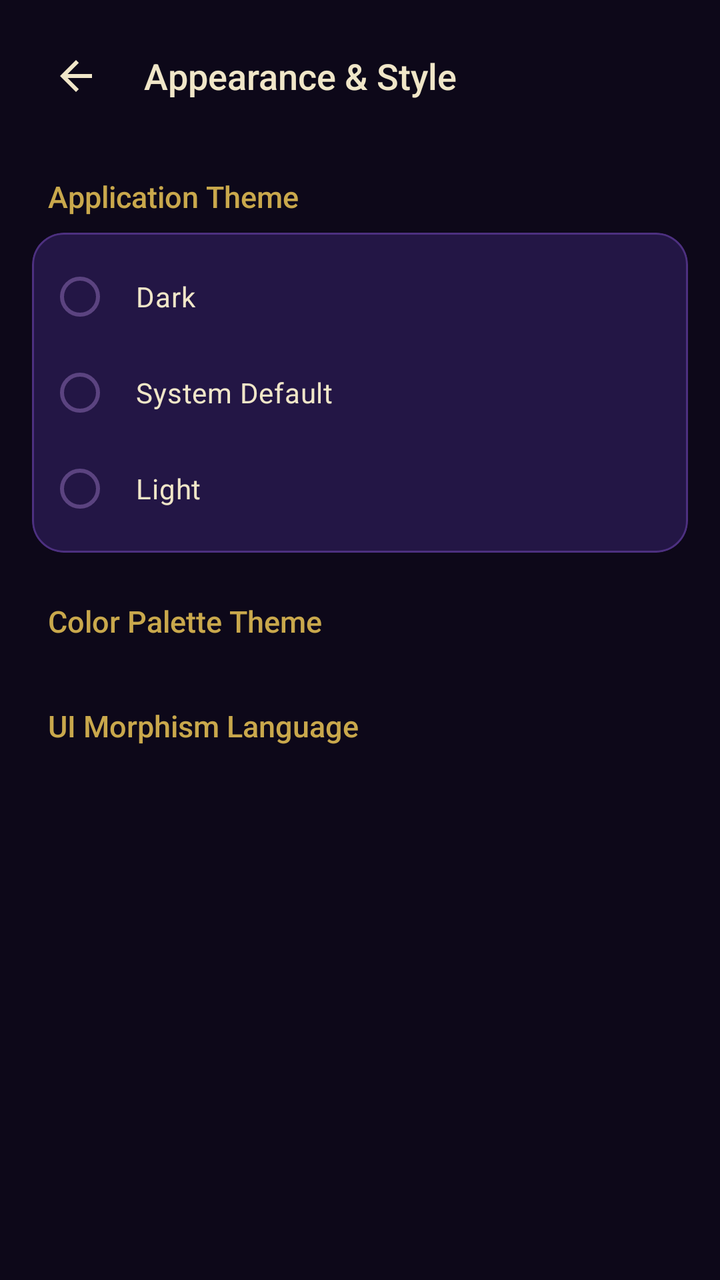
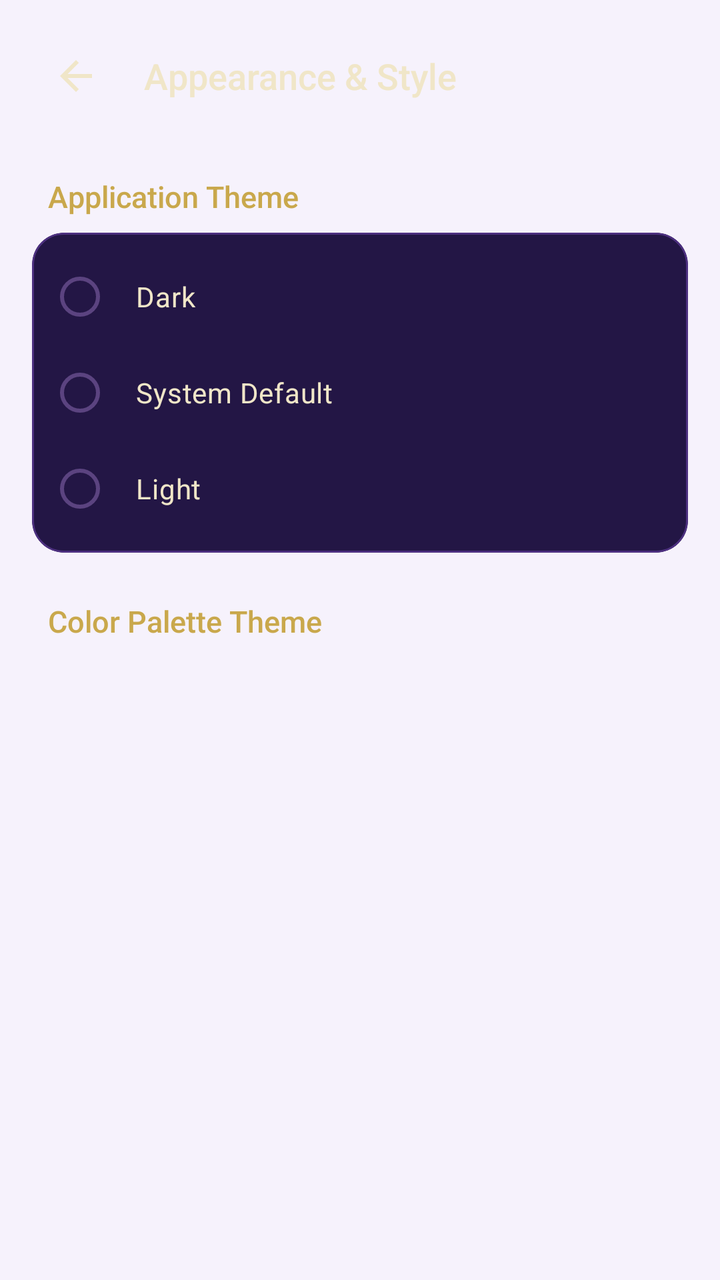

Two renders of the same Android screen: before a commit and after it. Below are the layout's source before the change and the commit's diff.
<!-- AndroidManifest.xml: application theme Theme.Swara -->
<!-- res/layout/fragment_settings.xml -->
<?xml version="1.0" encoding="utf-8"?>
<LinearLayout xmlns:android="http://schemas.android.com/apk/res/android"
    xmlns:app="http://schemas.android.com/apk/res-auto"
    android:id="@+id/layoutSettingsRoot"
    android:layout_width="match_parent"
    android:layout_height="match_parent"
    android:orientation="vertical"
    android:background="@color/swara_night">

    
    <LinearLayout
        android:id="@+id/headerSettings"
        android:layout_width="match_parent"
        android:layout_height="wrap_content"
        android:orientation="horizontal"
        android:gravity="center_vertical"
        android:paddingHorizontal="@dimen/dp_16"
        android:paddingTop="@dimen/dp_16"
        android:paddingBottom="@dimen/dp_12">

        <ImageButton
            android:id="@+id/btnBack"
            android:layout_width="44dp"
            android:layout_height="44dp"
            android:src="@drawable/ic_arrow_back"
            android:background="?attr/selectableItemBackgroundBorderless"
            app:tint="@color/swara_cream"
            android:contentDescription="@string/previous" />

        <TextView
            android:id="@+id/tvSettingsTitle"
            android:layout_width="0dp"
            android:layout_height="wrap_content"
            android:layout_weight="1"
            android:text="@string/appearance"
            android:textSize="@dimen/text_title_lg"
            android:textColor="@color/swara_text_primary"
            android:fontFamily="sans-serif-medium"
            android:layout_marginStart="@dimen/dp_12" />

    </LinearLayout>

    <androidx.core.widget.NestedScrollView
        android:layout_width="match_parent"
        android:layout_height="0dp"
        android:layout_weight="1"
        android:overScrollMode="never"
        android:paddingBottom="144dp">

        <LinearLayout
            android:layout_width="match_parent"
            android:layout_height="wrap_content"
            android:orientation="vertical">

            
            <TextView
                android:id="@+id/tvThemeHeader"
                android:layout_width="wrap_content"
                android:layout_height="wrap_content"
                android:text="@string/theme_title"
                android:textSize="@dimen/text_title_md"
                android:textColor="@color/swara_gold"
                android:fontFamily="sans-serif-medium"
                android:paddingHorizontal="@dimen/dp_24"
                android:paddingTop="@dimen/dp_16"
                android:paddingBottom="@dimen/dp_8" />

            <com.google.android.material.card.MaterialCardView
                android:id="@+id/cardThemeContainer"
                android:layout_width="match_parent"
                android:layout_height="wrap_content"
                android:layout_marginHorizontal="@dimen/dp_16"
                android:layout_marginBottom="@dimen/dp_16"
                app:cardBackgroundColor="@color/swara_surface_2"
                app:cardCornerRadius="@dimen/radius_md"
                app:strokeColor="@color/swara_glass_stroke"
                app:strokeWidth="@dimen/border_regular">

                <RadioGroup
                    android:id="@+id/rgTheme"
                    android:layout_width="match_parent"
                    android:layout_height="wrap_content"
                    android:orientation="vertical"
                    android:padding="@dimen/dp_8">

                    <RadioButton
                        android:id="@+id/rbThemeDark"
                        android:layout_width="match_parent"
                        android:layout_height="wrap_content"
                        android:text="@string/theme_dark"
                        android:textColor="@color/swara_text_primary"
                        android:textSize="@dimen/text_body_md"
                        android:padding="@dimen/dp_12"
                        android:buttonTint="@color/swara_gold" />

                    <RadioButton
                        android:id="@+id/rbThemeSystem"
                        android:layout_width="match_parent"
                        android:layout_height="wrap_content"
                        android:text="@string/theme_system"
                        android:textColor="@color/swara_text_primary"
                        android:textSize="@dimen/text_body_md"
                        android:padding="@dimen/dp_12"
                        android:buttonTint="@color/swara_gold" />

                    <RadioButton
                        android:id="@+id/rbThemeLight"
                        android:layout_width="match_parent"
                        android:layout_height="wrap_content"
                        android:text="@string/theme_light"
                        android:textColor="@color/swara_text_primary"
                        android:textSize="@dimen/text_body_md"
                        android:padding="@dimen/dp_12"
                        android:buttonTint="@color/swara_gold" />

                </RadioGroup>

            </com.google.android.material.card.MaterialCardView>

            
            <TextView
                android:id="@+id/tvColorThemeHeader"
                android:layout_width="wrap_content"
                android:layout_height="wrap_content"
                android:text="@string/color_theme_header"
                android:textSize="@dimen/text_title_md"
                android:textColor="@color/swara_gold"
                android:fontFamily="sans-serif-medium"
                android:paddingHorizontal="@dimen/dp_24"
                android:paddingTop="@dimen/dp_8"
                android:paddingBottom="@dimen/dp_8" />

            <androidx.recyclerview.widget.RecyclerView
                android:id="@+id/rvColorThemes"
                android:layout_width="match_parent"
                android:layout_height="wrap_content"
                android:nestedScrollingEnabled="false"
                android:overScrollMode="never"
                android:layout_marginBottom="@dimen/dp_16" />

            
            <TextView
                android:id="@+id/tvMorphismHeader"
                android:layout_width="wrap_content"
                android:layout_height="wrap_content"
                android:text="@string/morphism_title"
                android:textSize="@dimen/text_title_md"
                android:textColor="@color/swara_gold"
                android:fontFamily="sans-serif-medium"
                android:paddingHorizontal="@dimen/dp_24"
                android:paddingTop="@dimen/dp_8"
                android:paddingBottom="@dimen/dp_8" />

            <androidx.recyclerview.widget.RecyclerView
                android:id="@+id/rvMorphismStyles"
                android:layout_width="match_parent"
                android:layout_height="wrap_content"
                android:nestedScrollingEnabled="false"
                android:overScrollMode="never" />

        </LinearLayout>

    </androidx.core.widget.NestedScrollView>

</LinearLayout>
<!-- resources referenced by this layout -->
<resources>
  <color name="swara_cream">#F0E6C8</color>
  <color name="swara_glass_stroke">#4D3080</color>
  <color name="swara_gold">#C9A84C</color>
  <color name="swara_night">#0D0819</color>
  <color name="swara_surface_2">#231645</color>
  <color name="swara_text_primary">#F0E6C8</color>
  <dimen name="border_regular">1dp</dimen>
  <dimen name="dp_12">12dp</dimen>
  <dimen name="dp_16">16dp</dimen>
  <dimen name="dp_24">24dp</dimen>
  <dimen name="dp_8">8dp</dimen>
  <dimen name="radius_md">16dp</dimen>
  <dimen name="text_body_md">14sp</dimen>
  <dimen name="text_title_lg">18sp</dimen>
  <dimen name="text_title_md">15sp</dimen>
  <!-- drawable ic_arrow_back (drawable) -->
  <?xml version="1.0" encoding="utf-8"?>
  <vector xmlns:android="http://schemas.android.com/apk/res/android"
      android:width="24dp" android:height="24dp"
      android:viewportWidth="24" android:viewportHeight="24">
      <path android:fillColor="@android:color/white"
          android:pathData="M20,11H7.83l5.59,-5.59L12,4l-8,8 8,8 1.41,-1.41L7.83,13H20v-2z"/>
  </vector>
  <string name="appearance">Appearance &amp; Style</string>
  <string name="color_theme_header">Color Palette Theme</string>
  <string name="morphism_title">UI Morphism Language</string>
  <string name="previous">Previous</string>
  <string name="theme_dark">Dark</string>
  <string name="theme_light">Light</string>
  <string name="theme_system">System Default</string>
  <string name="theme_title">Application Theme</string>
  <style name="Theme.Swara" parent="Theme.Material3.DayNight.NoActionBar">
          
          <item name="colorPrimary">@color/swara_purple</item>
          <item name="colorOnPrimary">#FFFFFF</item>
          <item name="colorPrimaryContainer">@color/swara_light_surface_variant</item>
          <item name="colorOnPrimaryContainer">@color/swara_light_text_primary</item>
  
          <item name="colorSecondary">@color/swara_gold_muted</item>
          <item name="colorOnSecondary">#FFFFFF</item>
          <item name="colorSecondaryContainer">@color/swara_gold_alpha_20</item>
          <item name="colorOnSecondaryContainer">@color/swara_light_text_primary</item>
  
          <item name="colorTertiary">@color/swara_lavender</item>
          <item name="colorOnTertiary">#FFFFFF</item>
  
          <item name="android:colorBackground">@color/swara_light_bg</item>
          <item name="colorSurface">@color/swara_light_surface</item>
          <item name="colorOnSurface">@color/swara_light_text_primary</item>
          <item name="colorSurfaceVariant">@color/swara_light_surface_variant</item>
          <item name="colorOnSurfaceVariant">@color/swara_light_text_secondary</item>
  
          <item name="colorOutline">@color/swara_light_stroke</item>
  
          
          <item name="android:textColorPrimary">@color/swara_light_text_primary</item>
          <item name="android:textColorSecondary">@color/swara_light_text_secondary</item>
          <item name="android:textColorHint">@color/swara_light_text_hint</item>
  
          
          <item name="android:statusBarColor">@color/swara_light_bg</item>
          <item name="android:navigationBarColor">@color/swara_light_bg</item>
          <item name="android:windowLightStatusBar">true</item>
  
          
          <item name="android:windowBackground">@color/swara_light_bg</item>
      </style>
  <color name="swara_purple">#3D1F7A</color>
  <color name="swara_light_surface_variant">#EDE6F7</color>
  <color name="swara_light_text_primary">#1F0F3D</color>
  <color name="swara_gold_muted">#7A5A20</color>
  <color name="swara_gold_alpha_20">#33C9A84C</color>
  <color name="swara_lavender">#9B7EC8</color>
  <color name="swara_light_bg">#F6F2FC</color>
  <color name="swara_light_surface">#FFFFFF</color>
  <color name="swara_light_text_secondary">#5B4380</color>
  <color name="swara_light_stroke">#DCCDF2</color>
  <color name="swara_light_text_hint">#7E69A3</color>
</resources>

<!-- the commit's change to res/layout/fragment_settings.xml (unified diff, before → after) -->
@@ -4,8 +4,7 @@
     android:id="@+id/layoutSettingsRoot"
     android:layout_width="match_parent"
     android:layout_height="match_parent"
-    android:orientation="vertical"
-    android:background="@color/swara_night">
+    android:orientation="vertical">
 
     
     <LinearLayout
@@ -90,8 +89,7 @@
                         android:text="@string/theme_dark"
                         android:textColor="@color/swara_text_primary"
                         android:textSize="@dimen/text_body_md"
-                        android:padding="@dimen/dp_12"
-                        android:buttonTint="@color/swara_gold" />
+                        android:padding="@dimen/dp_12" />
 
                     <RadioButton
                         android:id="@+id/rbThemeSystem"
@@ -100,8 +98,7 @@
                         android:text="@string/theme_system"
                         android:textColor="@color/swara_text_primary"
                         android:textSize="@dimen/text_body_md"
-                        android:padding="@dimen/dp_12"
-                        android:buttonTint="@color/swara_gold" />
+                        android:padding="@dimen/dp_12" />
 
                     <RadioButton
                         android:id="@+id/rbThemeLight"
@@ -110,8 +107,7 @@
                         android:text="@string/theme_light"
                         android:textColor="@color/swara_text_primary"
                         android:textSize="@dimen/text_body_md"
-                        android:padding="@dimen/dp_12"
-                        android:buttonTint="@color/swara_gold" />
+                        android:padding="@dimen/dp_12" />
 
                 </RadioGroup>
 
@@ -135,27 +131,6 @@
                 android:layout_width="match_parent"
                 android:layout_height="wrap_content"
                 android:nestedScrollingEnabled="false"
-                android:overScrollMode="never"
-                android:layout_marginBottom="@dimen/dp_16" />
-
-            
-            <TextView
-                android:id="@+id/tvMorphismHeader"
-                android:layout_width="wrap_content"
-                android:layout_height="wrap_content"
-                android:text="@string/morphism_title"
-                android:textSize="@dimen/text_title_md"
-                android:textColor="@color/swara_gold"
-                android:fontFamily="sans-serif-medium"
-                android:paddingHorizontal="@dimen/dp_24"
-                android:paddingTop="@dimen/dp_8"
-                android:paddingBottom="@dimen/dp_8" />
-
-            <androidx.recyclerview.widget.RecyclerView
-                android:id="@+id/rvMorphismStyles"
-                android:layout_width="match_parent"
-                android:layout_height="wrap_content"
-                android:nestedScrollingEnabled="false"
                 android:overScrollMode="never" />
 
         </LinearLayout>
<!-- resource entries referenced after the edit -->
@@ -3,7 +3,6 @@
   <color name="swara_cream">#F0E6C8</color>
   <color name="swara_glass_stroke">#4D3080</color>
   <color name="swara_gold">#C9A84C</color>
-  <color name="swara_night">#0D0819</color>
   <color name="swara_surface_2">#231645</color>
   <color name="swara_text_primary">#F0E6C8</color>
   <dimen name="border_regular">1dp</dimen>
@@ -25,7 +24,6 @@
   </vector>
   <string name="appearance">Appearance &amp; Style</string>
   <string name="color_theme_header">Color Palette Theme</string>
-  <string name="morphism_title">UI Morphism Language</string>
   <string name="previous">Previous</string>
   <string name="theme_dark">Dark</string>
   <string name="theme_light">Light</string>
